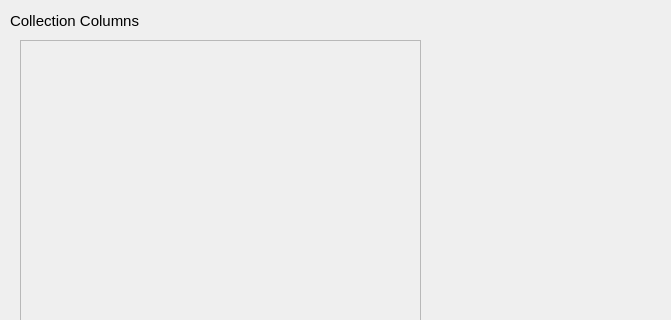
Qt form ui/create_item_gui.ui (torsten-gattung/pyqt-mongodb-interface) before a commit; both pictures show x 0 to 671 and y 0 to 320 of the 800 by 600 pixel window.
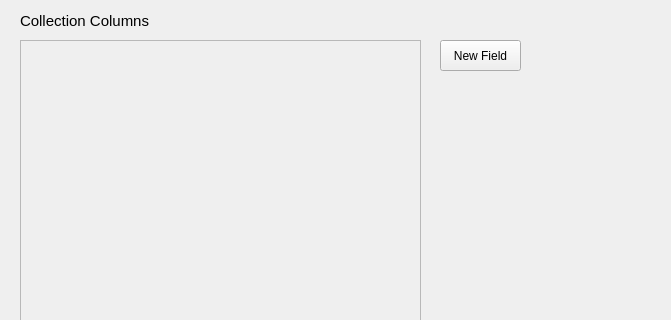
The same form after that commit.

Commit message: Add basic Create functionaliy

What changed in the file:
```diff
--- a/ui/create_item_gui.ui
+++ b/ui/create_item_gui.ui
@@ -62,7 +62,7 @@
    <widget class="QLabel" name="label">
     <property name="geometry">
      <rect>
-      <x>10</x>
+      <x>20</x>
       <y>10</y>
       <width>421</width>
       <height>21</height>
@@ -90,6 +90,19 @@
      <string>Create</string>
     </property>
    </widget>
+   <widget class="QPushButton" name="newFieldButton">
+    <property name="geometry">
+     <rect>
+      <x>440</x>
+      <y>40</y>
+      <width>81</width>
+      <height>31</height>
+     </rect>
+    </property>
+    <property name="text">
+     <string>New Field</string>
+    </property>
+   </widget>
   </widget>
  </widget>
  <resources/>
```
Left out of the diff: 4 changed lines with no effect on the pictures. The commit also changes 6 other files.
